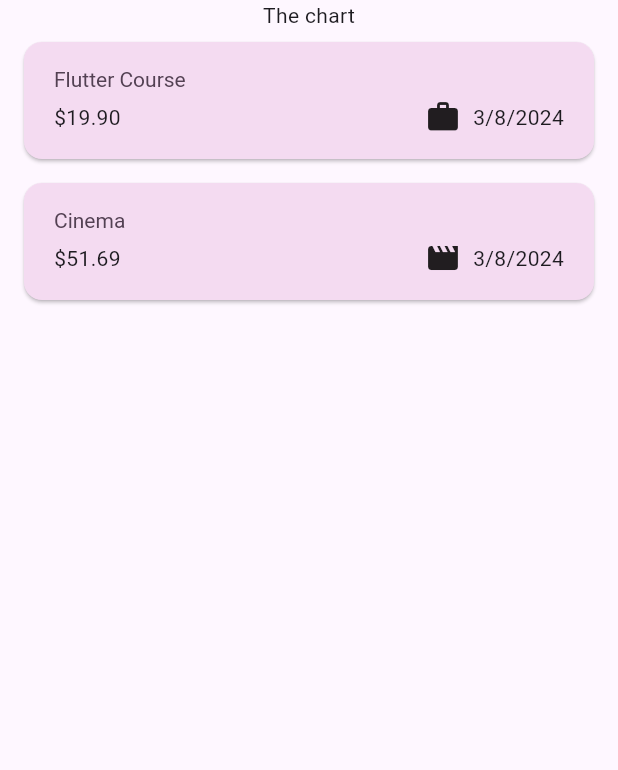
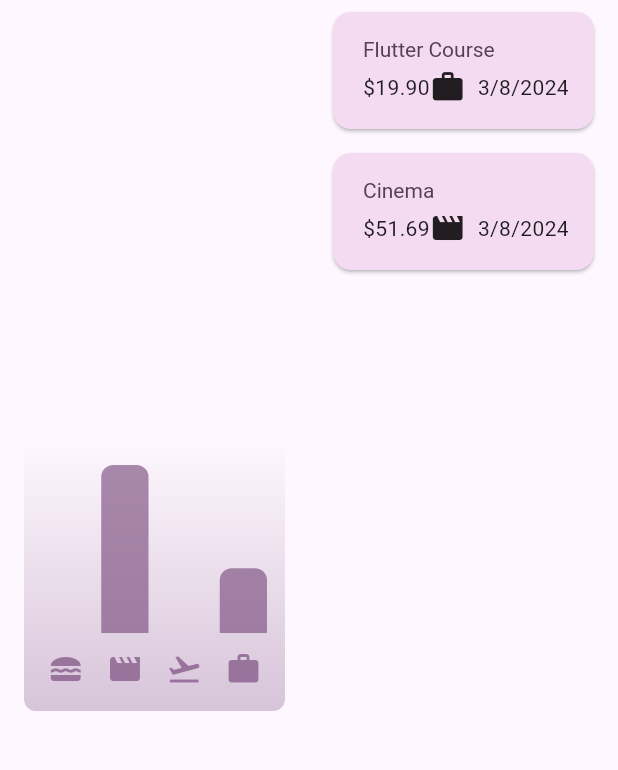
Before and after one commit to icanfixu/Flutter_ExpenseTracker, a Flutter app: the screen it shows after launch, on a phone screen of 412 x 824 dp, the part 84-854 px from its top. Run offline on Flutter 3.47's test engine with Material 3 defaults, Android fonts, the phone set to English and light mode, and no system bars.

Commit message:
new section ehe

```diff
--- /dev/null
+++ b/lib/widgets/chart/chart.dart
@@ -0,0 +1,95 @@
+import 'package:flutter/material.dart';
+
+import 'package:expense_tracker/widgets/chart/chart_bar.dart';
+import 'package:expense_tracker/models/expense.dart';
+
+class Chart extends StatelessWidget {
+  const Chart({super.key, required this.expenses});
+
+  final List<Expense> expenses;
+
+  List<ExpenseBucket> get buckets {
+    return [
+      ExpenseBucket.forCategory(expenses, Category.food),
+      ExpenseBucket.forCategory(expenses, Category.leisure),
+      ExpenseBucket.forCategory(expenses, Category.travel),
+      ExpenseBucket.forCategory(expenses, Category.work),
+    ];
+  }
+
+  double get maxTotalExpense {
+    double maxTotalExpense = 0;
+
+    for (final bucket in buckets) {
+      if (bucket.totalExpenses > maxTotalExpense) {
+        maxTotalExpense = bucket.totalExpenses;
+      }
+    }
+
+    return maxTotalExpense;
+  }
+
+  @override
+  Widget build(BuildContext context) {
+    final isDarkMode =
+        MediaQuery.of(context).platformBrightness == Brightness.dark;
+    return Container(
+      margin: const EdgeInsets.all(16),
+      padding: const EdgeInsets.symmetric(
+        vertical: 16,
+        horizontal: 8,
+      ),
+      width: double.infinity,
+      height: 180,
+      decoration: BoxDecoration(
+        borderRadius: BorderRadius.circular(8),
+        gradient: LinearGradient(
+          colors: [
+            Theme.of(context).colorScheme.primary.withOpacity(0.3),
+            Theme.of(context).colorScheme.primary.withOpacity(0.0)
+          ],
+          begin: Alignment.bottomCenter,
+          end: Alignment.topCenter,
+        ),
+      ),
+      child: Column(
+        children: [
+          Expanded(
+            child: Row(
+              crossAxisAlignment: CrossAxisAlignment.end,
+              children: [
+                for (final bucket in buckets) // alternative to map()
+                  ChartBar(
+                    fill: bucket.totalExpenses == 0
+                        ? 0
+                        : bucket.totalExpenses / maxTotalExpense,
+                  )
+              ],
+            ),
+          ),
+          const SizedBox(height: 12),
+          Row(
+            children: buckets
+                .map(
+                  (bucket) => Expanded(
+                    child: Padding(
+                      padding: const EdgeInsets.symmetric(horizontal: 4),
+                      child: Icon(
+                        categoryIcons[bucket.category],
+                        color: isDarkMode
+                            ? Theme.of(context).colorScheme.secondary
+                            : Theme.of(context)
+                                .colorScheme
+                                .primary
+                                .withOpacity(0.7),
+                      ),
+                    ),
+                  ),
+                )
+                .toList(),
+          )
+        ],
+      ),
+    );
+  }
+}
--- /dev/null
+++ b/lib/widgets/chart/chart_bar.dart
@@ -0,0 +1,34 @@
+import 'package:flutter/material.dart';
+
+class ChartBar extends StatelessWidget {
+  const ChartBar({
+    super.key,
+    required this.fill,
+  });
+
+  final double fill;
+
+  @override
+  Widget build(BuildContext context) {
+    final isDarkMode =
+        MediaQuery.of(context).platformBrightness == Brightness.dark;
+    return Expanded(
+      child: Padding(
+        padding: const EdgeInsets.symmetric(horizontal: 4),
+        child: FractionallySizedBox(
+          heightFactor: fill,
+          child: DecoratedBox(
+            decoration: BoxDecoration(
+              shape: BoxShape.rectangle,
+              borderRadius:
+                  const BorderRadius.vertical(top: Radius.circular(8)),
+              color: isDarkMode
+                  ? Theme.of(context).colorScheme.secondary
+                  : Theme.of(context).colorScheme.primary.withOpacity(0.65),
+            ),
+          ),
+        ),
+      ),
+    );
+  }
+}
--- a/lib/widgets/expenses.dart
+++ b/lib/widgets/expenses.dart
@@ -2,6 +2,7 @@ import 'package:expense_tracker/widgets/expenses_list/expenses_list.dart';
 import 'package:expense_tracker/widgets/new_expense.dart';
 import 'package:flutter/material.dart';
 import 'package:expense_tracker/models/expense.dart';
+import 'package:expense_tracker/widgets/chart/chart.dart';
 
 class Expenses extends StatefulWidget {
   const Expenses({super.key});
@@ -67,6 +68,7 @@ class _ExpensesState extends State<Expenses> {
 
   @override
   Widget build(context) {
+    final width = MediaQuery.of(context).size.height;
     Widget mainContent = const Center(
       child: Text("No expenses found, Start by adding some!"),
     );
@@ -88,12 +90,19 @@ class _ExpensesState extends State<Expenses> {
           ),
         ],
       ),
-      body: Column(
-        children: [
-          const Text('The chart'),
-          Expanded(child: mainContent),
-        ],
-      ),
+      body: width < 600
+          ? Column(
+              children: [
+                Chart(expenses: _registeredExpenses),
+                Expanded(child: mainContent),
+              ],
+            )
+          : Row(
+              children: [
+                Expanded(child: Chart(expenses: _registeredExpenses)),
+                Expanded(child: mainContent),
+              ],
+            ),
     );
   }
 }
--- a/lib/widgets/expenses_list/expense_item.dart
+++ b/lib/widgets/expenses_list/expense_item.dart
@@ -6,6 +6,7 @@ class ExpenseItem extends StatelessWidget {
 
   final Expense expense;
 
+  @override
   Widget build(context) {
     return Card(
       child: Padding(
```
Also changed, not shown: 1 other file.
